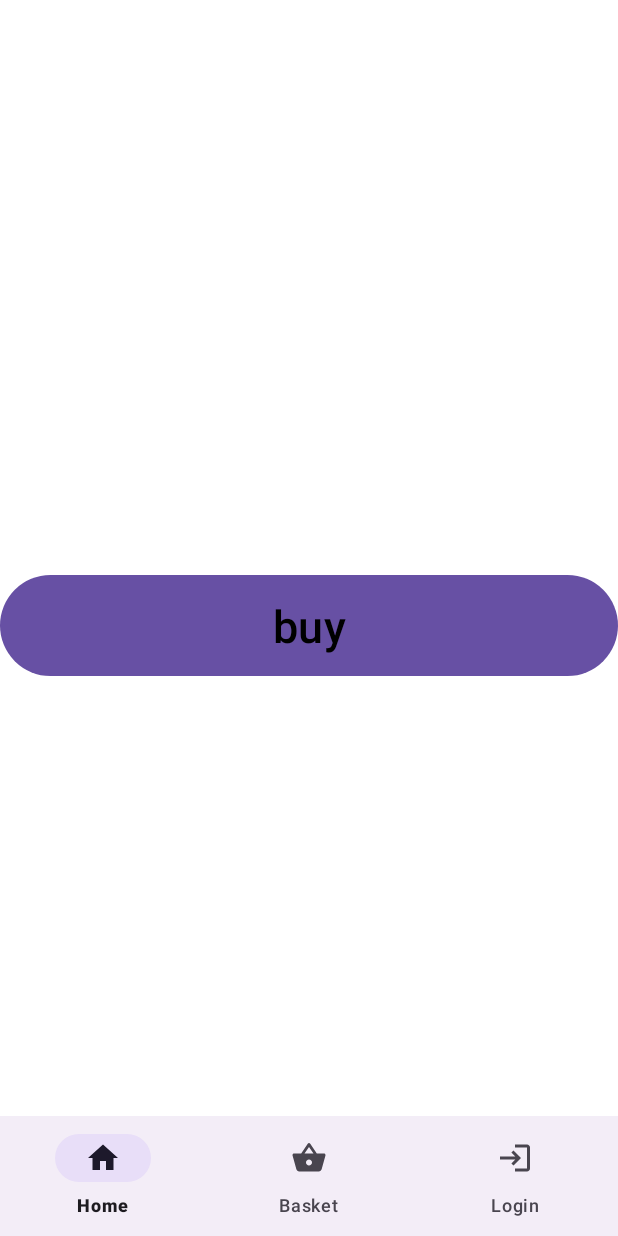
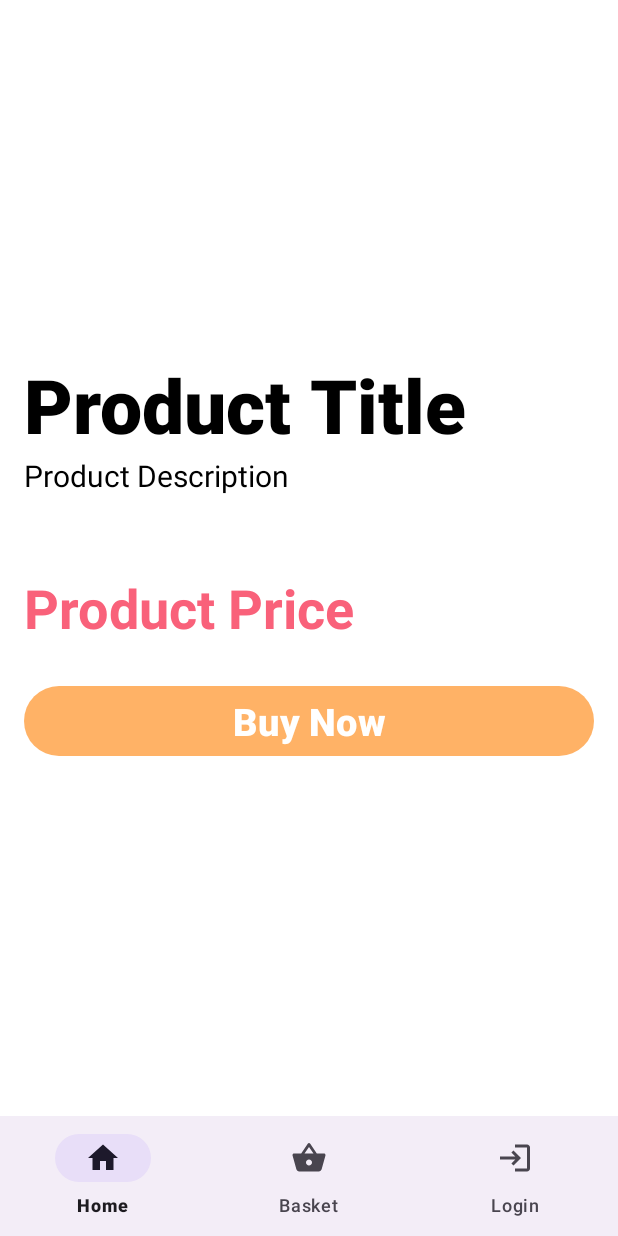
Before and after one commit to kwiiki/Market, an Android app: the ProductDetailFragment screen opened through its navigation route, on a phone screen of 412 x 824 dp. Run offline under Robolectric (Android 15) with nearby library versions, the phone set to English and light mode, and no system bars; our stand-ins replace navigation-ui; pictures from the network do not load.

Commit message:
Changed UI

```diff
--- a/app/src/main/java/com/example/market/BasketFragment.kt
+++ b/app/src/main/java/com/example/market/BasketFragment.kt
@@ -50,7 +50,8 @@ class BasketFragment : Fragment() {
 
     private fun calculateTotalPrices() {
         totalPrices = basketItems.sumOf { it.price }
-        totalPrice.text = totalPrices.toString()
+        val totalPricesText = "Total Price: $$totalPrices"
+        totalPrice.text = totalPricesText
         // Update UI or perform any other action with the totalPrices value
     }
 }
--- a/app/src/main/java/com/example/market/models/ProductDetails.kt
+++ b/app/src/main/java/com/example/market/models/ProductDetails.kt
@@ -4,4 +4,5 @@ class ProductDetails(
     val thumbnail:String,
     val title: String,
     val price: Int,
+    val description: String
 )
--- a/app/src/main/res/layout/fragment_product_detail.xml
+++ b/app/src/main/res/layout/fragment_product_detail.xml
@@ -3,44 +3,54 @@
     xmlns:tools="http://schemas.android.com/tools"
     android:layout_width="match_parent"
     android:layout_height="match_parent"
+    android:background="#FFFFFF"
     android:orientation="vertical"
-    android:background="#FFFFFF"
-
-    tools:context=".ProductDetailFragment">
+    android:padding="16dp">
 
     <ImageView
         android:id="@+id/pdImageView"
-        android:layout_width="375dp"
-        android:layout_marginStart="20dp"
-        android:layout_height="275dp"/>
+        android:layout_width="match_parent"
+        android:layout_height="200dp"
+        android:scaleType="centerCrop" /> <!-- Replace 'your_image' with your actual image resource -->
 
     <TextView
         android:id="@+id/productTitleTextView"
         android:layout_width="match_parent"
         android:layout_height="wrap_content"
         android:layout_marginTop="20dp"
-        android:textSize="25sp"/>
+        android:text="Product Title"
+        android:textColor="@color/black"
+        android:textSize="50sp"
+        android:textStyle="bold"
+        android:fontFamily="sans-serif-black"/> <!-- Set your product title text -->
 
     <TextView
         android:id="@+id/productDescriptionTextView"
         android:layout_width="match_parent"
         android:layout_height="wrap_content"
+        android:text="Product Description"
         android:textColor="@android:color/black"
-        android:textSize="16sp"/> <!-- Adjust the text size as needed -->
+        android:textSize="20sp" /> <!-- Add your product description -->
 
     <TextView
         android:id="@+id/productPriceTextView"
+        android:layout_marginTop="50dp"
         android:layout_width="match_parent"
         android:layout_height="wrap_content"
-        android:textColor="@android:color/black"
-        android:textSize="20sp"/>
+        android:textSize="36sp"
+        android:textStyle="bold"
+        android:text="Product Price"
+        android:textColor="#F9617A"/> <!-- Set your product price -->
 
     <Button
         android:id="@+id/detailButton"
         android:layout_width="match_parent"
-        android:layout_height="75dp"
-        android:text="buy"
-        android:textSize="30sp"
-        android:textColor="@color/black"/>
+        android:layout_height="wrap_content"
+        android:layout_marginTop="24dp"
+        android:text="Buy Now"
+        android:textColor="#FFFFFF"
+        android:textSize="25sp"
+        android:fontFamily="sans-serif-black"
+        android:theme="@style/Base.Theme.Market"/> <!-- Customize button color -->
 
 </LinearLayout>
--- a/app/src/main/res/values/colors.xml
+++ b/app/src/main/res/values/colors.xml
@@ -2,4 +2,6 @@
 <resources>
     <color name="black">#FF000000</color>
     <color name="white">#FFFFFFFF</color>
+    <color name="yellow">#FFFF33</color>
+
 </resources>
--- a/app/src/main/res/values/themes.xml
+++ b/app/src/main/res/values/themes.xml
@@ -1,8 +1,7 @@
 <resources xmlns:tools="http://schemas.android.com/tools">
     <!-- Base application theme. -->
     <style name="Base.Theme.Market" parent="Theme.Material3.DayNight.NoActionBar">
-        <!-- Customize your light theme here. -->
-        <!-- <item name="colorPrimary">@color/my_light_primary</item> -->
+        <item name="colorPrimary">#FFB266</item>
     </style>
 
     <style name="Theme.Market" parent="Base.Theme.Market" />
```
Also changed, not shown: app/src/main/java/com/example/market/BasketAdapter.kt (+6 -1 lines), app/src/main/java/com/example/market/GridViewAdapter.kt (+6 -2 lines), app/src/main/java/com/example/market/ProductDetailFragment.kt (+5 -2 lines), app/src/main/res/layout/gridview_item.xml (+38 -24 lines), app/src/main/res/layout/list_item.xml (+35 -14 lines).
